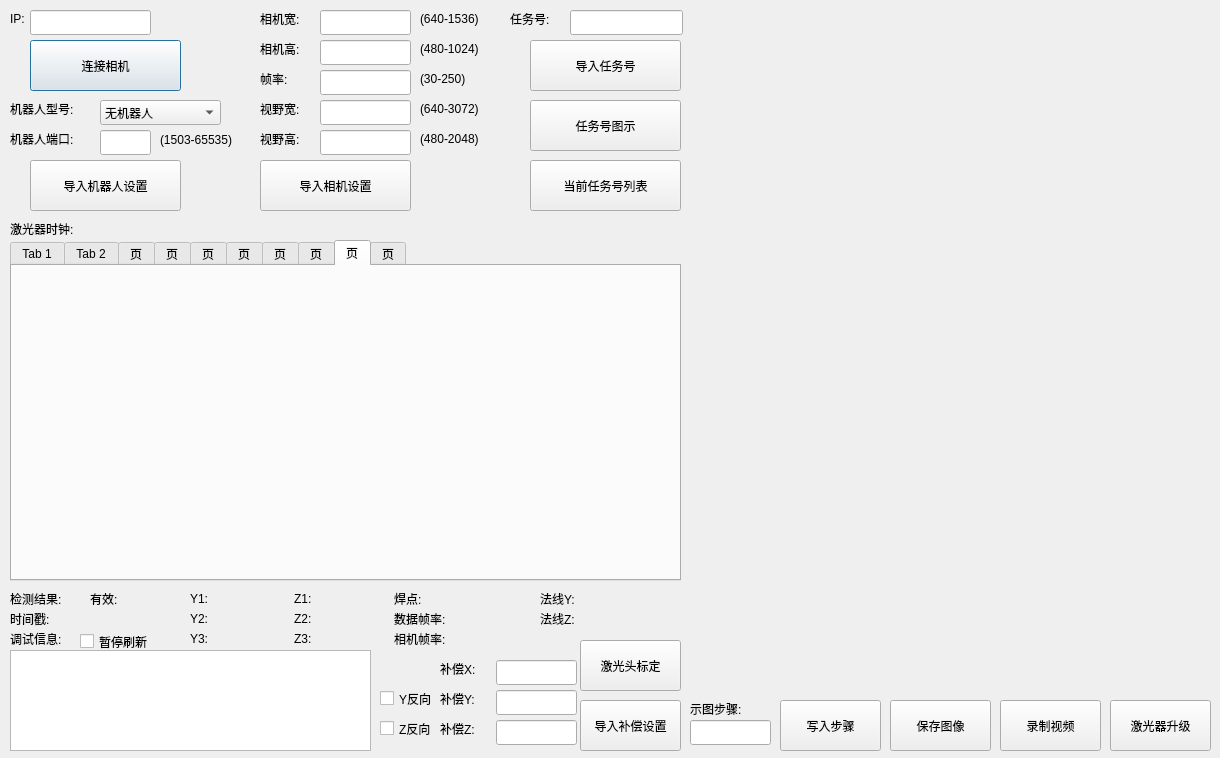
qubo188612/qtwelding, file qtmysunnydlg.ui: the form before one commit.
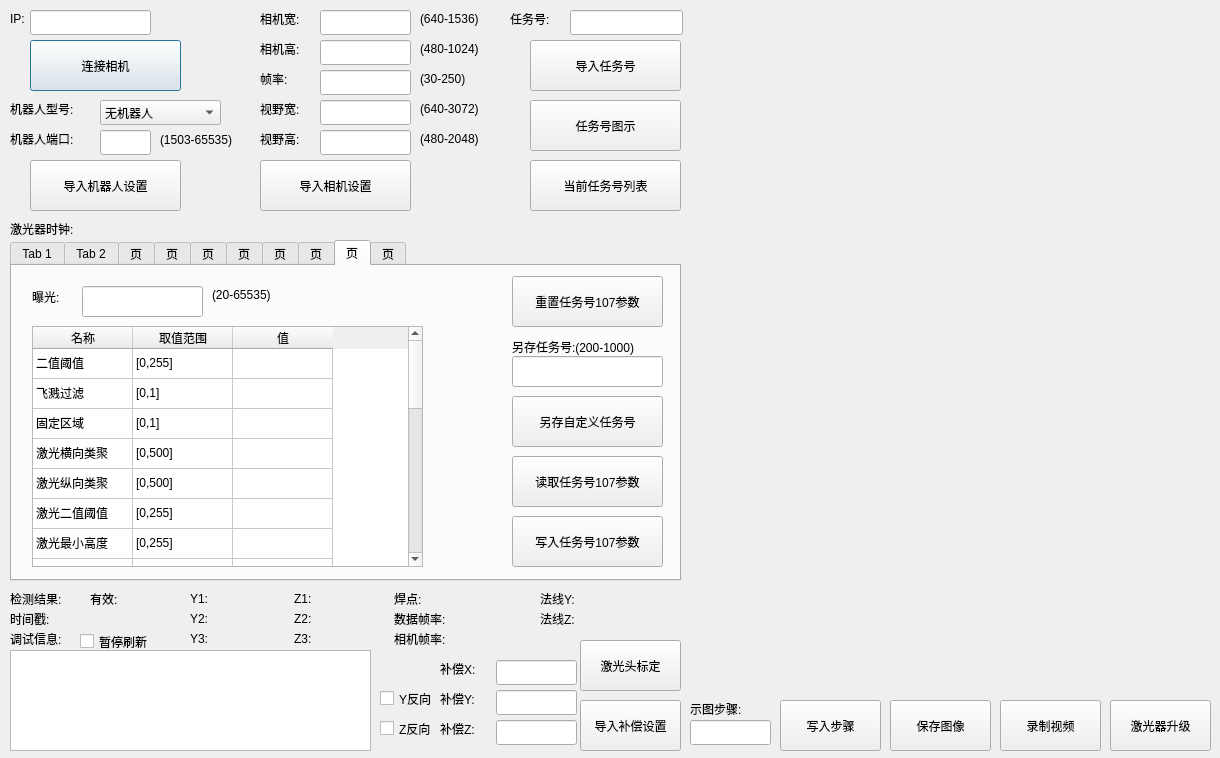
The form after the commit. The open tabs and pages were chosen to show the change. Custom widgets are drawn as their Qt base class.

The edit to the form file:
```diff
--- a/qtmysunnydlg.ui
+++ b/qtmysunnydlg.ui
@@ -5242,6 +5242,585 @@
     <attribute name="title">
      <string>页</string>
     </attribute>
+    <widget class="QLabel" name="tab9label_2">
+     <property name="geometry">
+      <rect>
+       <x>20</x>
+       <y>20</y>
+       <width>41</width>
+       <height>21</height>
+      </rect>
+     </property>
+     <property name="text">
+      <string>曝光:</string>
+     </property>
+    </widget>
+    <widget class="QPushButton" name="othersaveTab9Btn">
+     <property name="geometry">
+      <rect>
+       <x>500</x>
+       <y>130</y>
+       <width>151</width>
+       <height>51</height>
+      </rect>
+     </property>
+     <property name="text">
+      <string>另存自定义任务号</string>
+     </property>
+    </widget>
+    <widget class="QPushButton" name="writeTab9Btn">
+     <property name="geometry">
+      <rect>
+       <x>500</x>
+       <y>250</y>
+       <width>151</width>
+       <height>51</height>
+      </rect>
+     </property>
+     <property name="text">
+      <string>写入任务号107参数</string>
+     </property>
+    </widget>
+    <widget class="QLabel" name="tab9label_3">
+     <property name="geometry">
+      <rect>
+       <x>200</x>
+       <y>20</y>
+       <width>81</width>
+       <height>17</height>
+      </rect>
+     </property>
+     <property name="text">
+      <string>(20-65535)</string>
+     </property>
+    </widget>
+    <widget class="QPushButton" name="readTab9Btn">
+     <property name="geometry">
+      <rect>
+       <x>500</x>
+       <y>190</y>
+       <width>151</width>
+       <height>51</height>
+      </rect>
+     </property>
+     <property name="text">
+      <string>读取任务号107参数</string>
+     </property>
+    </widget>
+    <widget class="QTableWidget" name="tab9tableWidget">
+     <property name="geometry">
+      <rect>
+       <x>20</x>
+       <y>60</y>
+       <width>391</width>
+       <height>241</height>
+      </rect>
+     </property>
+     <attribute name="verticalHeaderVisible">
+      <bool>false</bool>
+     </attribute>
+     <row>
+      <property name="text">
+       <string>1</string>
+      </property>
+     </row>
+     <row>
+      <property name="text">
+       <string>2</string>
+      </property>
+     </row>
+     <row>
+      <property name="text">
+       <string>3</string>
+      </property>
+     </row>
+     <row>
+      <property name="text">
+       <string>4</string>
+      </property>
+     </row>
+     <row>
+      <property name="text">
+       <string>5</string>
+      </property>
+     </row>
+     <row>
+      <property name="text">
+       <string>6</string>
+      </property>
+     </row>
+     <row>
+      <property name="text">
+       <string>7</string>
+      </property>
+     </row>
+     <row>
+      <property name="text">
+       <string>8</string>
+      </property>
+     </row>
+     <row>
+      <property name="text">
+       <string>9</string>
+      </property>
+     </row>
+     <row>
+      <property name="text">
+       <string>10</string>
+      </property>
+     </row>
+     <row>
+      <property name="text">
+       <string>11</string>
+      </property>
+     </row>
+     <row>
+      <property name="text">
+       <string>12</string>
+      </property>
+     </row>
+     <row>
+      <property name="text">
+       <string>13</string>
+      </property>
+     </row>
+     <row>
+      <property name="text">
+       <string>14</string>
+      </property>
+     </row>
+     <row>
+      <property name="text">
+       <string>15</string>
+      </property>
+     </row>
+     <row>
+      <property name="text">
+       <string>16</string>
+      </property>
+     </row>
+     <row>
+      <property name="text">
+       <string>17</string>
+      </property>
+     </row>
+     <row>
+      <property name="text">
+       <string>18</string>
+      </property>
+     </row>
+     <row>
+      <property name="text">
+       <string>19</string>
+      </property>
+     </row>
+     <row>
+      <property name="text">
+       <string>20</string>
+      </property>
+     </row>
+     <row>
+      <property name="text">
+       <string>21</string>
+      </property>
+     </row>
+     <row>
+      <property name="text">
+       <string>22</string>
+      </property>
+     </row>
+     <column>
+      <property name="text">
+       <string>名称</string>
+      </property>
+     </column>
+     <column>
+      <property name="text">
+       <string>取值范围</string>
+      </property>
+     </column>
+     <column>
+      <property name="text">
+       <string>值</string>
+      </property>
+     </column>
+     <item row="0" column="0">
+      <property name="text">
+       <string>二值阈值</string>
+      </property>
+     </item>
+     <item row="0" column="1">
+      <property name="text">
+       <string>[0,255]</string>
+      </property>
+     </item>
+     <item row="0" column="2">
+      <property name="text">
+       <string/>
+      </property>
+     </item>
+     <item row="1" column="0">
+      <property name="text">
+       <string>飞溅过滤</string>
+      </property>
+     </item>
+     <item row="1" column="1">
+      <property name="text">
+       <string>[0,1]</string>
+      </property>
+     </item>
+     <item row="1" column="2">
+      <property name="text">
+       <string/>
+      </property>
+     </item>
+     <item row="2" column="0">
+      <property name="text">
+       <string>固定区域</string>
+      </property>
+     </item>
+     <item row="2" column="1">
+      <property name="text">
+       <string>[0,1]</string>
+      </property>
+     </item>
+     <item row="2" column="2">
+      <property name="text">
+       <string/>
+      </property>
+     </item>
+     <item row="3" column="0">
+      <property name="text">
+       <string>激光横向类聚</string>
+      </property>
+     </item>
+     <item row="3" column="1">
+      <property name="text">
+       <string>[0,500]</string>
+      </property>
+     </item>
+     <item row="3" column="2">
+      <property name="text">
+       <string/>
+      </property>
+     </item>
+     <item row="4" column="0">
+      <property name="text">
+       <string>激光纵向类聚</string>
+      </property>
+     </item>
+     <item row="4" column="1">
+      <property name="text">
+       <string>[0,500]</string>
+      </property>
+     </item>
+     <item row="4" column="2">
+      <property name="text">
+       <string/>
+      </property>
+     </item>
+     <item row="5" column="0">
+      <property name="text">
+       <string>激光二值阈值</string>
+      </property>
+     </item>
+     <item row="5" column="1">
+      <property name="text">
+       <string>[0,255]</string>
+      </property>
+     </item>
+     <item row="5" column="2">
+      <property name="text">
+       <string/>
+      </property>
+     </item>
+     <item row="6" column="0">
+      <property name="text">
+       <string>激光最小高度</string>
+      </property>
+     </item>
+     <item row="6" column="1">
+      <property name="text">
+       <string>[0,255]</string>
+      </property>
+     </item>
+     <item row="6" column="2">
+      <property name="text">
+       <string/>
+      </property>
+     </item>
+     <item row="7" column="0">
+      <property name="text">
+       <string>激光最小长度</string>
+      </property>
+     </item>
+     <item row="7" column="1">
+      <property name="text">
+       <string>[0,255]</string>
+      </property>
+     </item>
+     <item row="7" column="2">
+      <property name="text">
+       <string/>
+      </property>
+     </item>
+     <item row="8" column="0">
+      <property name="text">
+       <string>激光最粗限制</string>
+      </property>
+     </item>
+     <item row="8" column="1">
+      <property name="text">
+       <string>[0,20]</string>
+      </property>
+     </item>
+     <item row="8" column="2">
+      <property name="text">
+       <string/>
+      </property>
+     </item>
+     <item row="9" column="0">
+      <property name="text">
+       <string>侧板激光最大斜率</string>
+      </property>
+     </item>
+     <item row="9" column="1">
+      <property name="text">
+       <string>[0,5000]</string>
+      </property>
+     </item>
+     <item row="9" column="2">
+      <property name="text">
+       <string/>
+      </property>
+     </item>
+     <item row="10" column="0">
+      <property name="text">
+       <string>侧板激光最小斜率</string>
+      </property>
+     </item>
+     <item row="10" column="1">
+      <property name="text">
+       <string>[-2000,2000]</string>
+      </property>
+     </item>
+     <item row="10" column="2">
+      <property name="text">
+       <string/>
+      </property>
+     </item>
+     <item row="11" column="0">
+      <property name="text">
+       <string>侧板激光最小长度</string>
+      </property>
+     </item>
+     <item row="11" column="1">
+      <property name="text">
+       <string>[1,500]</string>
+      </property>
+     </item>
+     <item row="11" column="2">
+      <property name="text">
+       <string/>
+      </property>
+     </item>
+     <item row="12" column="0">
+      <property name="text">
+       <string>底板激光最小斜率</string>
+      </property>
+     </item>
+     <item row="12" column="1">
+      <property name="text">
+       <string>[-5000,0]</string>
+      </property>
+     </item>
+     <item row="12" column="2">
+      <property name="text">
+       <string/>
+      </property>
+     </item>
+     <item row="13" column="0">
+      <property name="text">
+       <string>底板激光最大斜率</string>
+      </property>
+     </item>
+     <item row="13" column="1">
+      <property name="text">
+       <string>[-2000,2000]</string>
+      </property>
+     </item>
+     <item row="13" column="2">
+      <property name="text">
+       <string/>
+      </property>
+     </item>
+     <item row="14" column="0">
+      <property name="text">
+       <string>底板激光最小长度</string>
+      </property>
+     </item>
+     <item row="14" column="1">
+      <property name="text">
+       <string>[1,500]</string>
+      </property>
+     </item>
+     <item row="14" column="2">
+      <property name="text">
+       <string/>
+      </property>
+     </item>
+     <item row="15" column="0">
+      <property name="text">
+       <string>侧板激光最远起点</string>
+      </property>
+     </item>
+     <item row="15" column="1">
+      <property name="text">
+       <string>[0,500]</string>
+      </property>
+     </item>
+     <item row="15" column="2">
+      <property name="text">
+       <string/>
+      </property>
+     </item>
+     <item row="16" column="0">
+      <property name="text">
+       <string>侧板激光最近终点</string>
+      </property>
+     </item>
+     <item row="16" column="1">
+      <property name="text">
+       <string>[0,1500]</string>
+      </property>
+     </item>
+     <item row="16" column="2">
+      <property name="text">
+       <string/>
+      </property>
+     </item>
+     <item row="17" column="0">
+      <property name="text">
+       <string>底板激光最远起点</string>
+      </property>
+     </item>
+     <item row="17" column="1">
+      <property name="text">
+       <string>[0,500]</string>
+      </property>
+     </item>
+     <item row="17" column="2">
+      <property name="text">
+       <string/>
+      </property>
+     </item>
+     <item row="18" column="0">
+      <property name="text">
+       <string>底板激光最近终点</string>
+      </property>
+     </item>
+     <item row="18" column="1">
+      <property name="text">
+       <string>[0,1500]</string>
+      </property>
+     </item>
+     <item row="18" column="2">
+      <property name="text">
+       <string/>
+      </property>
+     </item>
+     <item row="19" column="0">
+      <property name="text">
+       <string>侧板距焊缝统计起点</string>
+      </property>
+     </item>
+     <item row="19" column="1">
+      <property name="text">
+       <string>[0,500]</string>
+      </property>
+     </item>
+     <item row="19" column="2">
+      <property name="text">
+       <string/>
+      </property>
+     </item>
+     <item row="20" column="0">
+      <property name="text">
+       <string>底板距焊缝统计起点</string>
+      </property>
+     </item>
+     <item row="20" column="1">
+      <property name="text">
+       <string>[0,500]</string>
+      </property>
+     </item>
+     <item row="20" column="2">
+      <property name="text">
+       <string/>
+      </property>
+     </item>
+     <item row="21" column="0">
+      <property name="text">
+       <string>底板距焊缝统计终点</string>
+      </property>
+     </item>
+     <item row="21" column="1">
+      <property name="text">
+       <string>[0,500]</string>
+      </property>
+     </item>
+     <item row="21" column="2">
+      <property name="text">
+       <string/>
+      </property>
+     </item>
+    </widget>
+    <widget class="QPushButton" name="initTab9Btn">
+     <property name="geometry">
+      <rect>
+       <x>500</x>
+       <y>10</y>
+       <width>151</width>
+       <height>51</height>
+      </rect>
+     </property>
+     <property name="text">
+      <string>重置任务号107参数</string>
+     </property>
+    </widget>
+    <widget class="QLineEdit" name="alg107_threshold">
+     <property name="geometry">
+      <rect>
+       <x>70</x>
+       <y>20</y>
+       <width>121</width>
+       <height>31</height>
+      </rect>
+     </property>
+    </widget>
+    <widget class="QLineEdit" name="alg107_othersave">
+     <property name="geometry">
+      <rect>
+       <x>500</x>
+       <y>90</y>
+       <width>151</width>
+       <height>31</height>
+      </rect>
+     </property>
+    </widget>
+    <widget class="QLabel" name="tab9label_1">
+     <property name="geometry">
+      <rect>
+       <x>500</x>
+       <y>70</y>
+       <width>151</width>
+       <height>21</height>
+      </rect>
+     </property>
+     <property name="text">
+      <string>另存任务号:(200-1000)</string>
+     </property>
+    </widget>
    </widget>
    <widget class="QWidget" name="tab_10">
     <attribute name="title">
```
Left out of the diff: 4 changed lines with no effect on the pictures.
